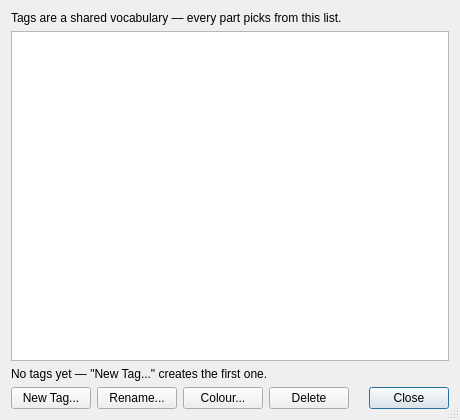
The window that examples/PartManagerApp/src/ui/PartManager_ManageTagsDialog.ui (KROIA/PartManager) describes before a commit, drawn with Qt 5.
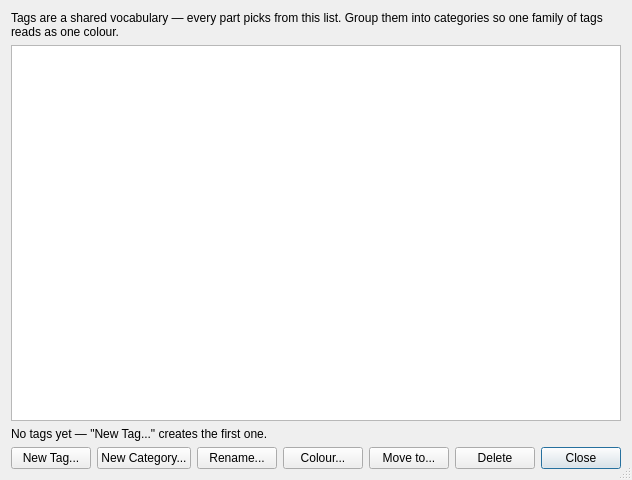
The same window after the commit.

Commit message: group tags into categories and OR them in the filter

```diff
--- a/examples/PartManagerApp/src/ui/PartManager_ManageTagsDialog.ui
+++ b/examples/PartManagerApp/src/ui/PartManager_ManageTagsDialog.ui
@@ -6,8 +6,8 @@
    <rect>
     <x>0</x>
     <y>0</y>
-    <width>460</width>
-    <height>420</height>
+    <width>620</width>
+    <height>480</height>
    </rect>
   </property>
   <property name="windowTitle">
@@ -20,7 +20,7 @@
    <item>
     <widget class="QLabel" name="headerLabel">
      <property name="text">
-      <string>Tags are a shared vocabulary — every part picks from this list.</string>
+      <string>Tags are a shared vocabulary — every part picks from this list. Group them into categories so one family of tags reads as one colour.</string>
      </property>
      <property name="wordWrap">
       <bool>true</bool>
@@ -28,13 +28,21 @@
     </widget>
    </item>
    <item>
-    <widget class="QListWidget" name="tagList">
-     <property name="alternatingRowColors">
-      <bool>true</bool>
-     </property>
+    <widget class="QTreeWidget" name="tagTree">
      <property name="selectionMode">
       <enum>QAbstractItemView::SingleSelection</enum>
      </property>
+     <property name="rootIsDecorated">
+      <bool>true</bool>
+     </property>
+     <property name="headerHidden">
+      <bool>true</bool>
+     </property>
+     <column>
+      <property name="text">
+       <string notr="true">Tag</string>
+      </property>
+     </column>
     </widget>
    </item>
    <item>
@@ -56,6 +64,13 @@
        </property>
       </widget>
      </item>
+     <item>
+      <widget class="QPushButton" name="newCategoryButton">
+       <property name="text">
+        <string>New Category...</string>
+       </property>
+      </widget>
+     </item>
      <item>
       <widget class="QPushButton" name="renameButton">
        <property name="text">
@@ -70,6 +85,16 @@
        </property>
       </widget>
      </item>
+     <item>
+      <widget class="QPushButton" name="moveButton">
+       <property name="text">
+        <string>Move to...</string>
+       </property>
+       <property name="toolTip">
+        <string>Puts the tag in another category, and recolours it into that family.</string>
+       </property>
+      </widget>
+     </item>
      <item>
       <widget class="QPushButton" name="deleteButton">
        <property name="text">
```
Left out of the diff: 2 changed lines with no effect on the pictures. The commit also changes 22 other files.
